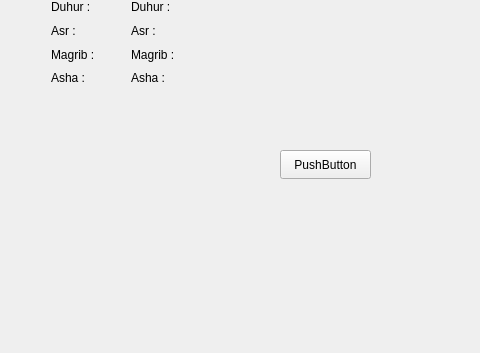
Qt form mainwindow.ui (aquibrash87/E-WorshipPlace) before a commit; both pictures show x 0 to 480 and y 117 to 470 of the 668 by 470 pixel window.
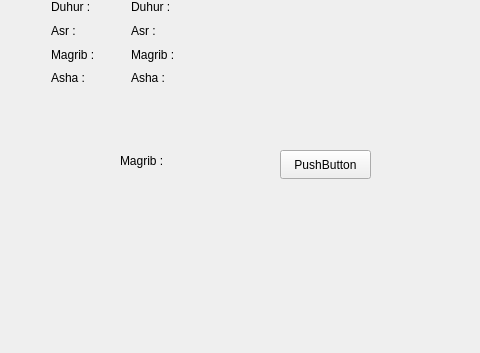
The same form after that commit.

```diff
--- a/mainwindow.ui
+++ b/mainwindow.ui
@@ -81,7 +81,7 @@
      <string>PushButton</string>
     </property>
    </widget>
-   <widget class="QWidget" name="">
+   <widget class="QWidget" name="layoutWidget">
     <property name="geometry">
      <rect>
       <x>40</x>
@@ -135,6 +135,19 @@
      </item>
     </layout>
    </widget>
+   <widget class="QLabel" name="Magrib_2">
+    <property name="geometry">
+     <rect>
+      <x>120</x>
+      <y>250</y>
+      <width>73</width>
+      <height>21</height>
+     </rect>
+    </property>
+    <property name="text">
+     <string>Magrib :</string>
+    </property>
+   </widget>
   </widget>
   <widget class="QMenuBar" name="menuBar">
    <property name="geometry">
```
